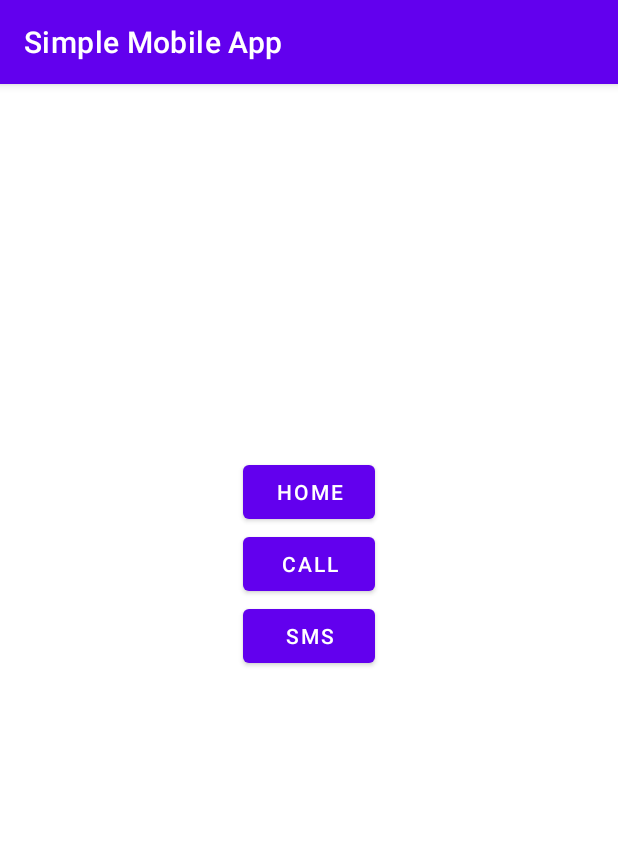
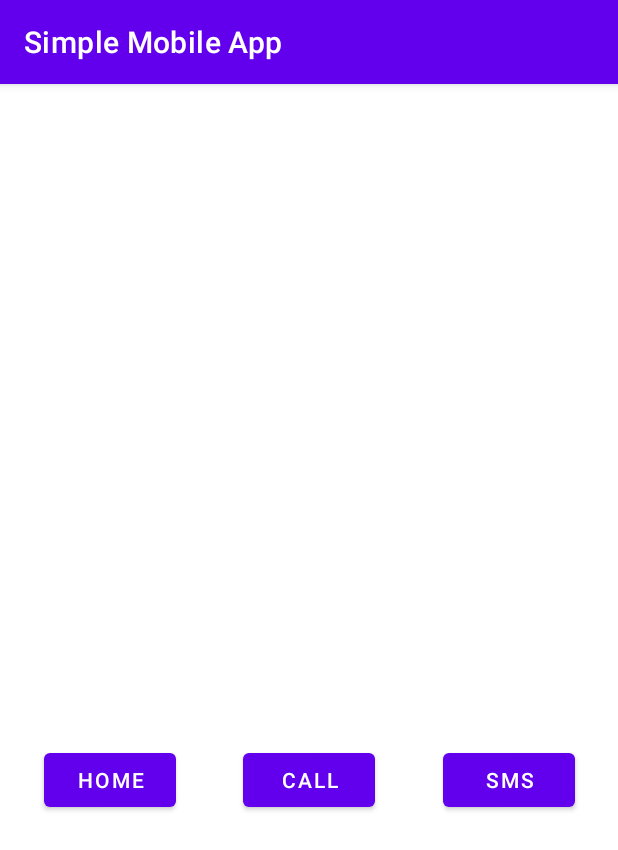
Before and after one commit to zhafranzainal/simple_mobile_app, an Android app: the screen it shows after launch (MyIntentActivity), on a phone screen of 412 x 824 dp. Shown: the top 850 px of the screen. Run offline under Robolectric (Android 15) with nearby library versions, the phone set to English and light mode, and no system bars.

Commit message:
Arrange the buttons horizontally

```diff
--- a/app/src/main/res/layout/activity_my_intent.xml
+++ b/app/src/main/res/layout/activity_my_intent.xml
@@ -10,10 +10,11 @@
         android:id="@+id/homeButton"
         android:layout_width="wrap_content"
         android:layout_height="wrap_content"
-        android:layout_marginTop="248dp"
+        android:layout_marginTop="440dp"
+        android:layout_marginEnd="8dp"
         android:text="Home"
-        app:layout_constraintEnd_toEndOf="parent"
-        app:layout_constraintHorizontal_bias="0.501"
+        app:layout_constraintEnd_toStartOf="@id/callButton"
+        app:layout_constraintHorizontal_bias="0.5"
         app:layout_constraintStart_toStartOf="parent"
         app:layout_constraintTop_toTopOf="parent" />
 
@@ -21,18 +22,23 @@
         android:id="@+id/callButton"
         android:layout_width="wrap_content"
         android:layout_height="wrap_content"
+        android:layout_marginStart="8dp"
+        android:layout_marginTop="440dp"
+        android:layout_marginEnd="8dp"
         android:text="Call"
-        app:layout_constraintEnd_toEndOf="parent"
-        app:layout_constraintStart_toStartOf="parent"
-        app:layout_constraintTop_toBottomOf="@id/homeButton" />
+        app:layout_constraintEnd_toStartOf="@id/smsButton"
+        app:layout_constraintStart_toEndOf="@id/homeButton"
+        app:layout_constraintTop_toTopOf="parent" />
 
     <Button
         android:id="@+id/smsButton"
         android:layout_width="wrap_content"
         android:layout_height="wrap_content"
+        android:layout_marginStart="8dp"
+        android:layout_marginTop="440dp"
         android:text="SMS"
         app:layout_constraintEnd_toEndOf="parent"
-        app:layout_constraintStart_toStartOf="parent"
-        app:layout_constraintTop_toBottomOf="@id/callButton" />
+        app:layout_constraintStart_toEndOf="@id/callButton"
+        app:layout_constraintTop_toTopOf="parent" />
 
 </androidx.constraintlayout.widget.ConstraintLayout>
```
